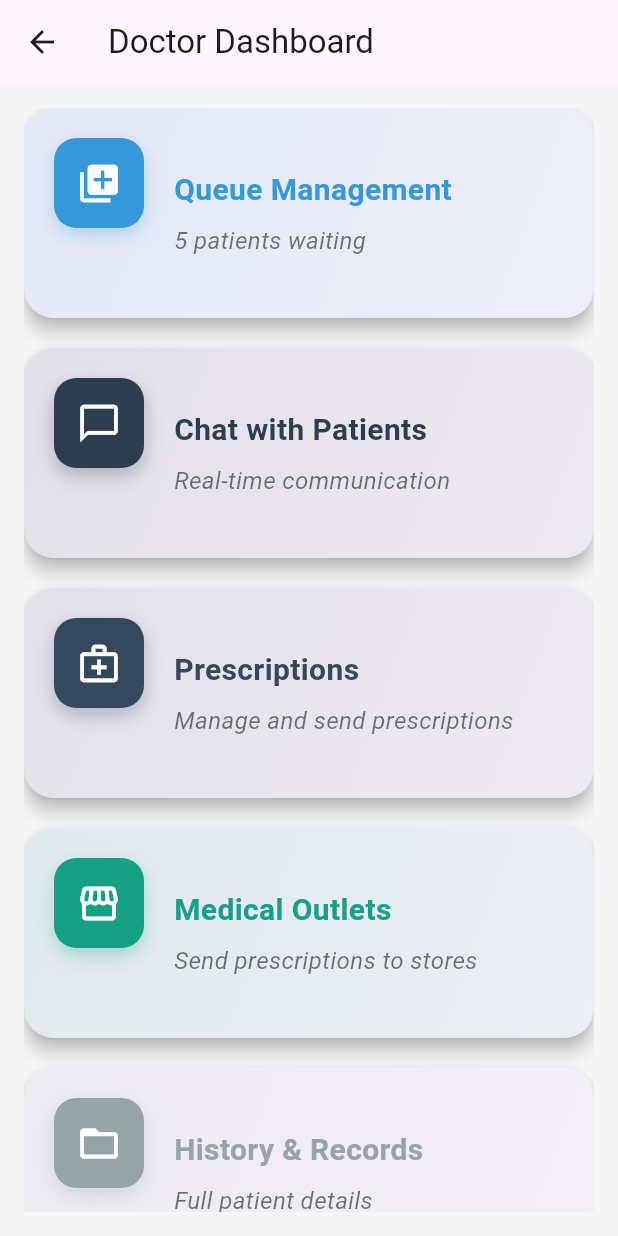
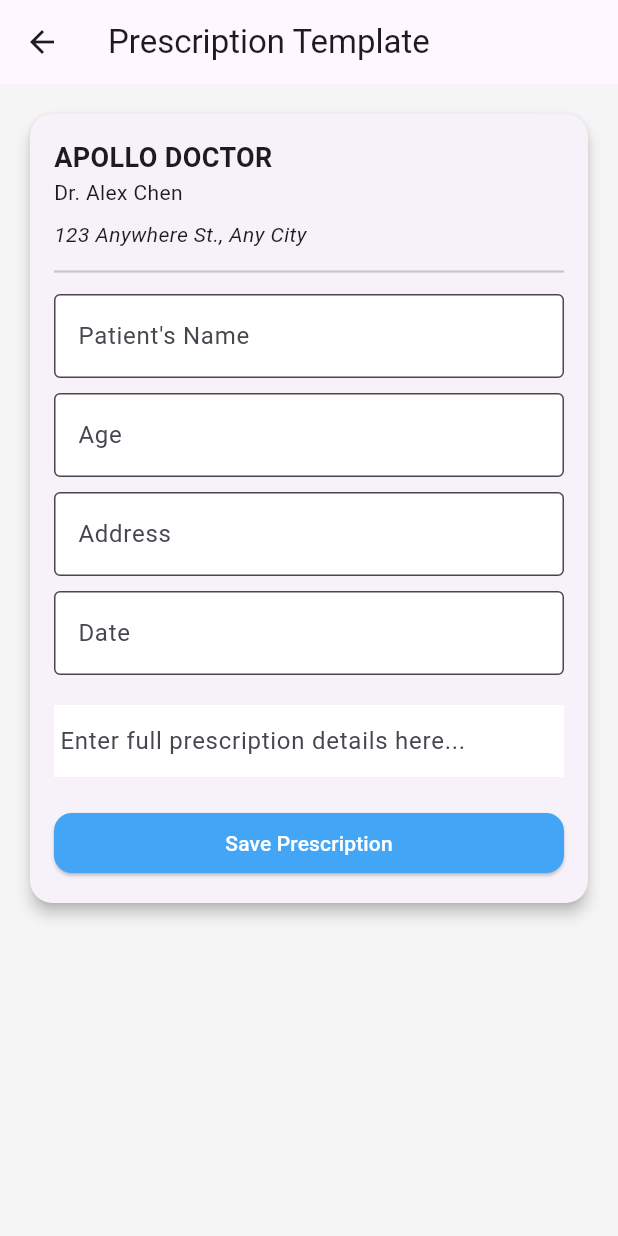
Before and after one commit to neha9044/SmartCare-Application, a Flutter app: the DoctorDashboardScreen screen opened by its route, after a tap on "Prescriptions", on a phone screen of 412 x 824 dp. Run offline on Flutter 3.47's test engine with Material 3 defaults, Android fonts, the phone set to English and light mode, and no system bars; our stand-ins replace cloud_firestore, firebase_auth, firebase_core; accounts and stored records are empty.

Commit message:
My local changes

```diff
--- /dev/null
+++ b/lib/screens/doctor/PrescriptionScreen.dart
@@ -0,0 +1,125 @@
+import 'package:flutter/material.dart';
+
+class PrescriptionScreen extends StatelessWidget {
+  const PrescriptionScreen({Key? key, required this.onSave}) : super(key: key);
+
+  final Function(Map<String, String>) onSave;
+
+  @override
+  Widget build(BuildContext context) {
+    final _formKey = GlobalKey<FormState>();
+
+    final TextEditingController _patientNameController = TextEditingController();
+    final TextEditingController _ageController = TextEditingController();
+    final TextEditingController _addressController = TextEditingController();
+    final TextEditingController _dateController = TextEditingController();
+    final TextEditingController _prescriptionController = TextEditingController();
+
+    return Scaffold(
+      appBar: AppBar(title: const Text("Prescription Template")),
+      body: SingleChildScrollView(
+        padding: const EdgeInsets.all(16),
+        child: Column(
+          children: [
+            Card(
+              elevation: 4,
+              shape: RoundedRectangleBorder(
+                  borderRadius: BorderRadius.circular(15)),
+              child: Padding(
+                padding: const EdgeInsets.all(16.0),
+                child: Form(
+                  key: _formKey,
+                  child: Column(
+                    crossAxisAlignment: CrossAxisAlignment.stretch,
+                    children: [
+                      Column(
+                        crossAxisAlignment: CrossAxisAlignment.start,
+                        children: const [
+                          Text(
+                            "APOLLO DOCTOR",
+                            style: TextStyle(
+                                fontWeight: FontWeight.bold, fontSize: 18),
+                          ),
+                          Text("Dr. Alex Chen"),
+                          SizedBox(height: 8),
+                          Text(
+                            "123 Anywhere St., Any City",
+                            style: TextStyle(fontStyle: FontStyle.italic),
+                          ),
+                        ],
+                      ),
+                      const Divider(height: 30, thickness: 1.5),
+                      TextFormField(
+                        controller: _patientNameController,
+                        decoration: const InputDecoration(
+                            labelText: "Patient's Name",
+                            border: OutlineInputBorder()),
+                        validator: (v) => v!.isEmpty ? "Enter name" : null,
+                      ),
+                      const SizedBox(height: 10),
+                      TextFormField(
+                        controller: _ageController,
+                        decoration: const InputDecoration(
+                            labelText: "Age", border: OutlineInputBorder()),
+                        keyboardType: TextInputType.number,
+                        validator: (v) => v!.isEmpty ? "Enter age" : null,
+                      ),
+                      const SizedBox(height: 10),
+                      TextFormField(
+                        controller: _addressController,
+                        decoration: const InputDecoration(
+                            labelText: "Address", border: OutlineInputBorder()),
+                        validator: (v) => v!.isEmpty ? "Enter address" : null,
+                      ),
+                      const SizedBox(height: 10),
+                      TextFormField(
+                        controller: _dateController,
+                        decoration: const InputDecoration(
+                            labelText: "Date", border: OutlineInputBorder()),
+                        validator: (v) => v!.isEmpty ? "Enter date" : null,
+                      ),
+                      const SizedBox(height: 20),
+                      TextFormField(
+                        controller: _prescriptionController,
+                        maxLines: null,
+                        decoration: const InputDecoration(
+                          hintText: "Enter full prescription details here...",
+                          border: InputBorder.none,
+                          contentPadding: EdgeInsets.zero,
+                        ),
+                        validator: (v) =>
+                        v!.isEmpty ? "Enter prescription details" : null,
+                      ),
+                      const SizedBox(height: 20),
+                      ElevatedButton(
+                        onPressed: () {
+                          if (_formKey.currentState!.validate()) {
+                            onSave({
+                              "doctorName": "APOLLO DOCTOR",
+                              "doctorSpecialty": "Dr. Alex Chen",
+                              "clinicAddress": "123 Anywhere St., Any City",
+                              "name": _patientNameController.text,
+                              "age": _ageController.text,
+                              "address": _addressController.text,
+                              "date": _dateController.text,
+                              "prescription": _prescriptionController.text,
+                            });
+                            ScaffoldMessenger.of(context).showSnackBar(
+                                const SnackBar(
+                                    content: Text("Prescription Saved!")));
+                            Navigator.pop(context);
+                          }
+                        },
+                        child: const Text("Save Prescription"),
+                      ),
+                    ],
+                  ),
+                ),
+              ),
+            ),
+          ],
+        ),
+      ),
+    );
+  }
+}
--- a/lib/screens/doctor/doctor_dashboard.dart
+++ b/lib/screens/doctor/doctor_dashboard.dart
@@ -1,7 +1,15 @@
 import 'package:flutter/material.dart';
+import 'PrescriptionScreen.dart';
+import 'historyscreen.dart'; // Import the new history screen
 
-class DoctorDashboardScreen extends StatelessWidget {
+class DoctorDashboardScreen extends StatefulWidget {
   const DoctorDashboardScreen({Key? key}) : super(key: key);
+
+  @override
+  _DoctorDashboardScreenState createState() => _DoctorDashboardScreenState();
+}
+
+class _DoctorDashboardScreenState extends State<DoctorDashboardScreen> {
   final cardData = const [
     {
       "title": "Queue Management",
@@ -24,21 +32,9 @@ class DoctorDashboardScreen extends StatelessWidget {
       "color": Color(0xFF34495E),
       "route": null,
     },
-    {
-      "title": "Medical Outlets",
-      "subtitle": "Send prescriptions to stores",
-      "icon": Icons.storefront,
-      "color": Color(0xFF16A085),
-      "route": '/medicalOutlets',
-    },
-    {
-      "title": "History & Records",
-      "subtitle": "Full patient details",
-      "icon": Icons.folder_open,
-      "color": Color(0xFF95A5A6),
-      "route": '/patientList',
-    },
   ];
+
+  List<Map<String, String>> history = [];
 
   @override
   Widget build(BuildContext context) {
@@ -47,7 +43,11 @@ class DoctorDashboardScreen extends StatelessWidget {
       body: Padding(
         padding: const EdgeInsets.all(16.0),
         child: ListView(
-          children: cardData.map((data) => _buildDashboardCard(context, data)).toList(),
+          children: [
+            ...cardData.map((data) => _buildDashboardCard(context, data)).toList(),
+            const SizedBox(height: 20),
+            _buildHistoryCard(context),
+          ],
         ),
       ),
     );
@@ -60,7 +60,20 @@ class DoctorDashboardScreen extends StatelessWidget {
       shape: RoundedRectangleBorder(borderRadius: BorderRadius.circular(20)),
       child: InkWell(
         onTap: () {
-          if (data['route'] != null) {
+          if (data['title'] == 'Prescriptions') {
+            Navigator.push(
+              context,
+              MaterialPageRoute(
+                builder: (context) => PrescriptionScreen(
+                  onSave: (record) {
+                    setState(() {
+                      history.add(record);
+                    });
+                  },
+                ),
+              ),
+            );
+          } else if (data['route'] != null) {
             Navigator.pushNamed(context, data['route']);
           }
         },
@@ -131,4 +144,86 @@ class DoctorDashboardScreen extends StatelessWidget {
       ),
     );
   }
+
+  Widget _buildHistoryCard(BuildContext context) {
+    return Card(
+      elevation: 5,
+      margin: const EdgeInsets.only(bottom: 20),
+      shape: RoundedRectangleBorder(borderRadius: BorderRadius.circular(20)),
+      child: InkWell(
+        onTap: () {
+          Navigator.push(
+            context,
+            MaterialPageRoute(
+              builder: (context) => HistoryScreen(history: history),
+            ),
+          );
+        },
+        child: Container(
+          height: 140,
+          decoration: BoxDecoration(
+            borderRadius: BorderRadius.circular(20),
+            gradient: LinearGradient(
+              colors: [
+                Color(0xFF95A5A6).withOpacity(0.1),
+                Color(0xFF95A5A6).withOpacity(0.05),
+              ],
+              begin: Alignment.topLeft,
+              end: Alignment.bottomRight,
+            ),
+          ),
+          child: Padding(
+            padding: const EdgeInsets.all(20),
+            child: Row(
+              crossAxisAlignment: CrossAxisAlignment.start,
+              children: [
+                Container(
+                  width: 60,
+                  height: 60,
+                  decoration: BoxDecoration(
+                    color: Color(0xFF95A5A6),
+                    borderRadius: BorderRadius.circular(15),
+                    boxShadow: [
+                      BoxShadow(
+                        color: Color(0xFF95A5A6).withOpacity(0.3),
+                        blurRadius: 10,
+                        offset: const Offset(0, 5),
+                      ),
+                    ],
+                  ),
+                  child: Icon(Icons.folder_open, color: Colors.white, size: 30),
+                ),
+                const SizedBox(width: 20),
+                Expanded(
+                  child: Column(
+                    mainAxisAlignment: MainAxisAlignment.center,
+                    crossAxisAlignment: CrossAxisAlignment.start,
+                    children: const [
+                      Text(
+                        "History & Records",
+                        style: TextStyle(
+                          fontSize: 20,
+                          fontWeight: FontWeight.bold,
+                          color: Color(0xFF95A5A6),
+                        ),
+                      ),
+                      SizedBox(height: 8),
+                      Text(
+                        "View all past prescriptions",
+                        style: TextStyle(
+                          fontSize: 16,
+                          color: Colors.black54,
+                          fontStyle: FontStyle.italic,
+                        ),
+                      ),
+                    ],
+                  ),
+                ),
+              ],
+            ),
+          ),
+        ),
+      ),
+    );
+  }
 }
```
Also changed, not shown: lib/screens/doctor/historyscreen.dart (added, +107 -0 lines), lib/screens/patient/home_screen.dart (line endings or trailing spaces).
